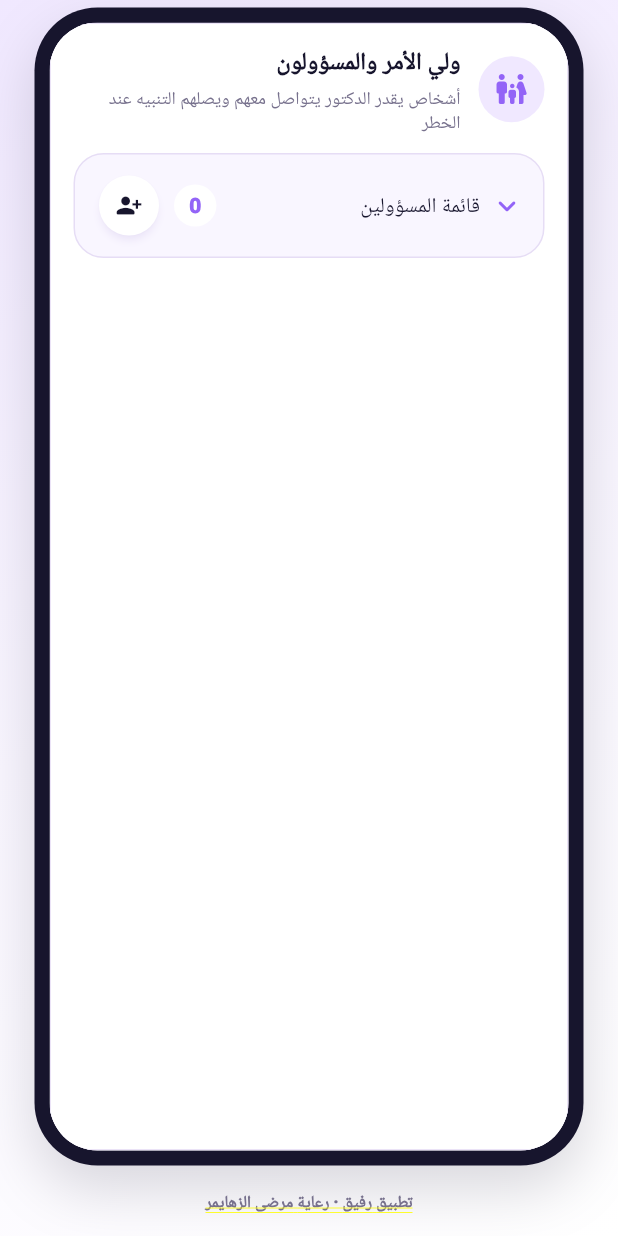
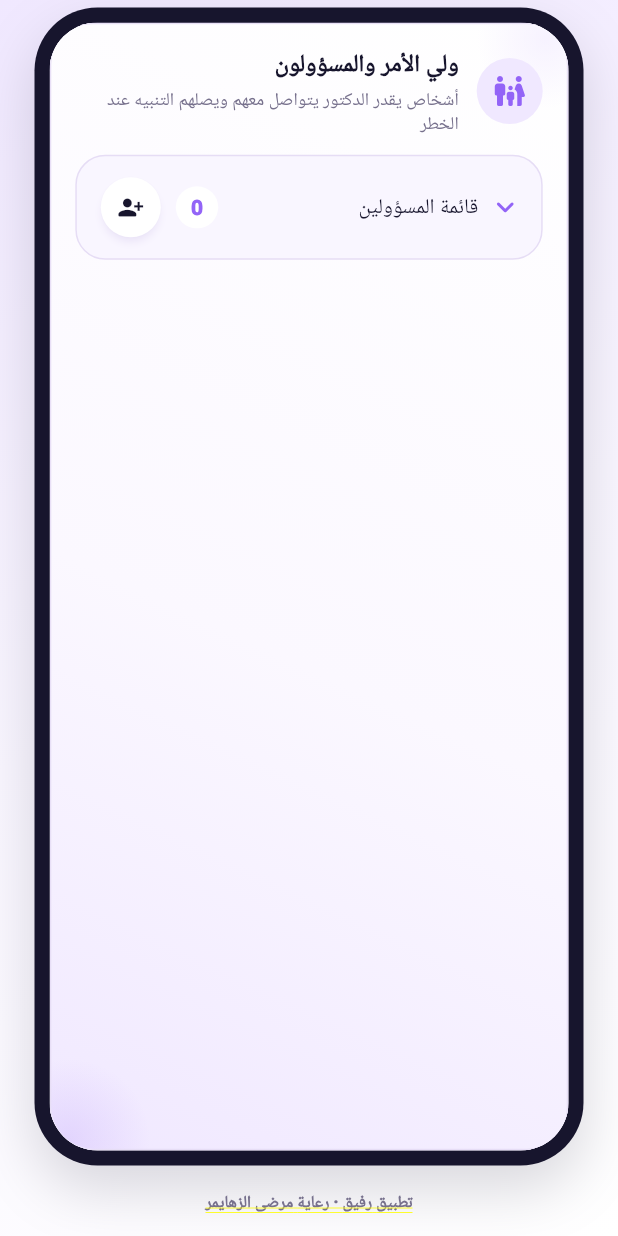
Before and after one commit to oly4/RAFEEQ, a Flutter app: the _CareProfileCard widget shown alone on an empty page, opened directly with empty values, on a phone screen of 412 x 824 dp. Run offline on Flutter 3.47's test engine with Material 3 defaults, Android fonts, the phone set to English and light mode, and no system bars; our stand-ins replace camera, dio, flutter_riverpod, flutter_secure_storage, go_router; missing offline and left inert: dart:html, dart:js; accounts and stored records are empty; network calls fail.

Commit message:
Add glowing modern RAFEEQ cards

```diff
--- a/apps/mobile/lib/app/theme.dart
+++ b/apps/mobile/lib/app/theme.dart
@@ -43,6 +43,17 @@
       Colors.white,
       RafeeqColors.lavenderSoft,
     ],
+  );
+
+  static const aliveCard = LinearGradient(
+    begin: AlignmentDirectional.topStart,
+    end: AlignmentDirectional.bottomEnd,
+    colors: [
+      Colors.white,
+      Color(0xFFFBF8FF),
+      Color(0xFFF0E8FF),
+    ],
+    stops: [0, 0.56, 1],
   );
 }
 
@@ -356,3 +367,137 @@
         },
       );
 }
+
+class RafeeqGlowCard extends StatelessWidget {
+  const RafeeqGlowCard({
+    required this.child,
+    this.onTap,
+    this.padding = const EdgeInsets.all(16),
+    this.radius = 28,
+    this.gradient = RafeeqGradients.aliveCard,
+    this.glowColor = RafeeqColors.primary,
+    this.borderColor = RafeeqColors.outline,
+    this.hero = false,
+    super.key,
+  });
+
+  final Widget child;
+  final VoidCallback? onTap;
+  final EdgeInsetsGeometry padding;
+  final double radius;
+  final Gradient gradient;
+  final Color glowColor;
+  final Color borderColor;
+  final bool hero;
+
+  @override
+  Widget build(BuildContext context) {
+    final borderRadius = BorderRadius.circular(radius);
+    return DecoratedBox(
+      decoration: BoxDecoration(
+        borderRadius: borderRadius,
+        boxShadow: [
+          BoxShadow(
+            color: glowColor.withValues(alpha: hero ? 0.28 : 0.16),
+            blurRadius: hero ? 32 : 22,
+            spreadRadius: hero ? -4 : -8,
+            offset: Offset(0, hero ? 16 : 10),
+          ),
+          BoxShadow(
+            color: Colors.white.withValues(alpha: 0.75),
+            blurRadius: 16,
+            offset: const Offset(-5, -5),
+          ),
+        ],
+      ),
+      child: Material(
+        color: Colors.transparent,
+        borderRadius: borderRadius,
+        child: InkWell(
+          onTap: onTap,
+          borderRadius: borderRadius,
+          child: Ink(
+            decoration: BoxDecoration(
+              gradient: gradient,
+              borderRadius: borderRadius,
+              border: Border.all(
+                color: borderColor.withValues(alpha: 0.92),
+                width: 1.2,
+              ),
+            ),
+            child: ClipRRect(
+              borderRadius: borderRadius,
+              child: Stack(
+                children: [
+                  PositionedDirectional(
+                    end: -42,
+                    bottom: -48,
+                    child: _GlowOrb(
+                      color: glowColor,
+                      size: hero ? 150 : 108,
+                      opacity: hero ? 0.24 : 0.15,
+                    ),
+                  ),
+                  PositionedDirectional(
+                    start: -32,
+                    top: -36,
+                    child: _GlowOrb(
+                      color: RafeeqColors.lavender,
+                      size: hero ? 120 : 92,
+                      opacity: 0.55,
+                    ),
+                  ),
+                  PositionedDirectional(
+                    start: 18,
+                    end: 18,
+                    top: 0,
+                    child: Container(
+                      height: 1,
+                      decoration: BoxDecoration(
+                        gradient: LinearGradient(
+                          colors: [
+                            Colors.white.withValues(alpha: 0),
+                            Colors.white.withValues(alpha: 0.86),
+                            Colors.white.withValues(alpha: 0),
+                          ],
+                        ),
+                      ),
+                    ),
+                  ),
+                  Padding(padding: padding, child: child),
+                ],
+              ),
+            ),
+          ),
+        ),
+      ),
+    );
+  }
+}
+
+class _GlowOrb extends StatelessWidget {
+  const _GlowOrb({
+    required this.color,
+    required this.size,
+    required this.opacity,
+  });
+
+  final Color color;
+  final double size;
+  final double opacity;
+
+  @override
+  Widget build(BuildContext context) => Container(
+        width: size,
+        height: size,
+        decoration: BoxDecoration(
+          shape: BoxShape.circle,
+          gradient: RadialGradient(
+            colors: [
+              color.withValues(alpha: opacity),
+              color.withValues(alpha: 0),
+            ],
+          ),
+        ),
+      );
+}
```
Also changed, not shown: apps/mobile/lib/features/activities/presentation/screens/activities_panel.dart (+3 -8 lines), apps/mobile/lib/features/dashboard/presentation/screens/caregiver_home_screen.dart (+28 -41 lines), apps/mobile/lib/features/doctor/presentation/screens/doctor_home_screen.dart (+8 -14 lines).
